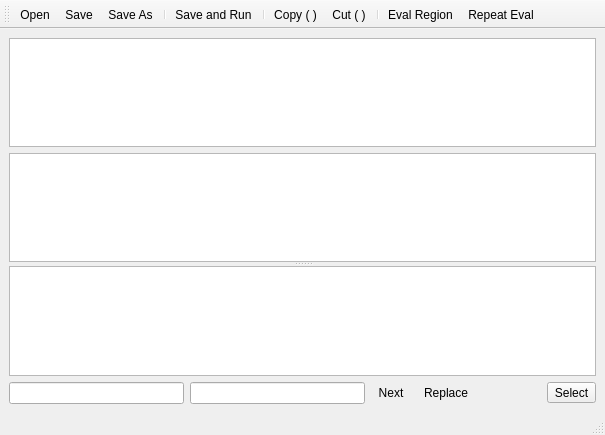
Before: the Qt Designer form examples/9-simple-lisp-editor/data/editor.ui in GitoriousLispBackup/eql, drawn with Qt 5.
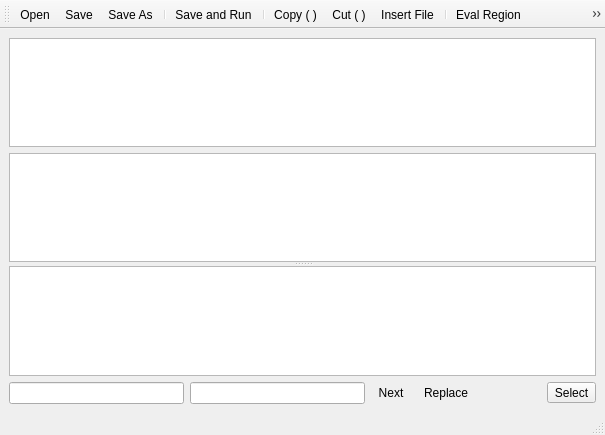
After: the same form once the commit is applied.

```diff
--- a/examples/9-simple-lisp-editor/data/editor.ui
+++ b/examples/9-simple-lisp-editor/data/editor.ui
@@ -165,6 +165,7 @@
    <addaction name="separator"/>
    <addaction name="action_copy"/>
    <addaction name="action_cut"/>
+   <addaction name="action_insert_file"/>
    <addaction name="separator"/>
    <addaction name="action_eval_region"/>
    <addaction name="action_repeat_eval"/>
@@ -221,6 +222,14 @@
     <string>Cut highlighted region</string>
    </property>
   </action>
+  <action name="action_insert_file">
+   <property name="text">
+    <string>Insert File</string>
+   </property>
+   <property name="toolTip">
+    <string>Insert a file at current cursor position</string>
+   </property>
+  </action>
  </widget>
  <resources/>
  <connections/>
```
